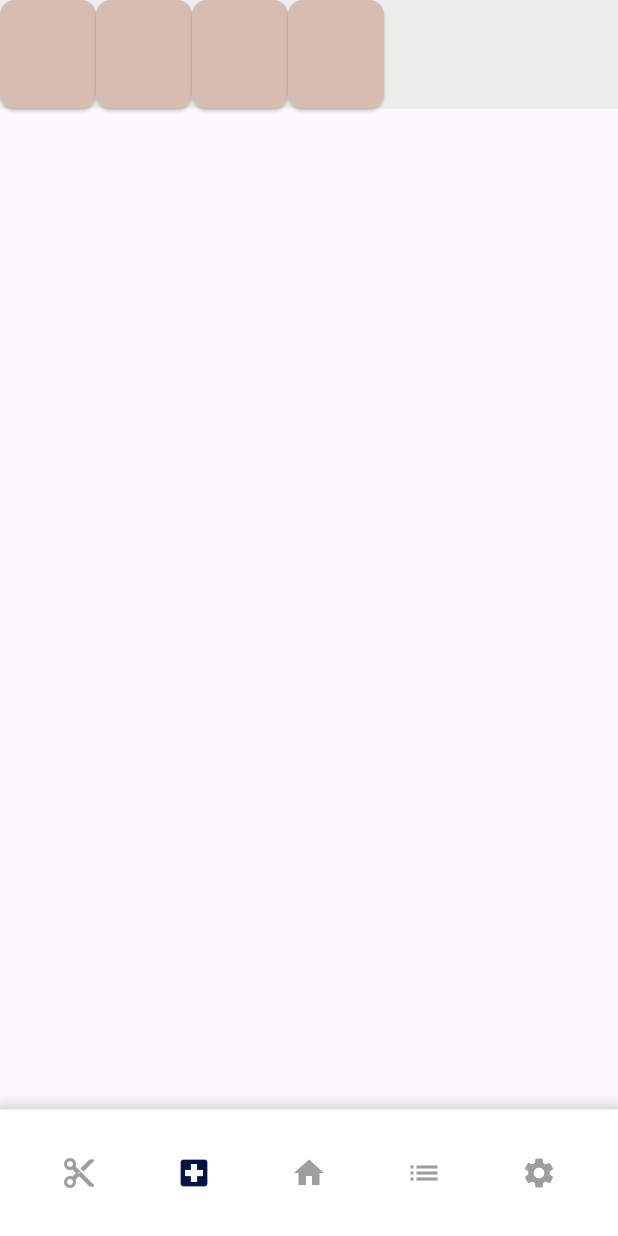
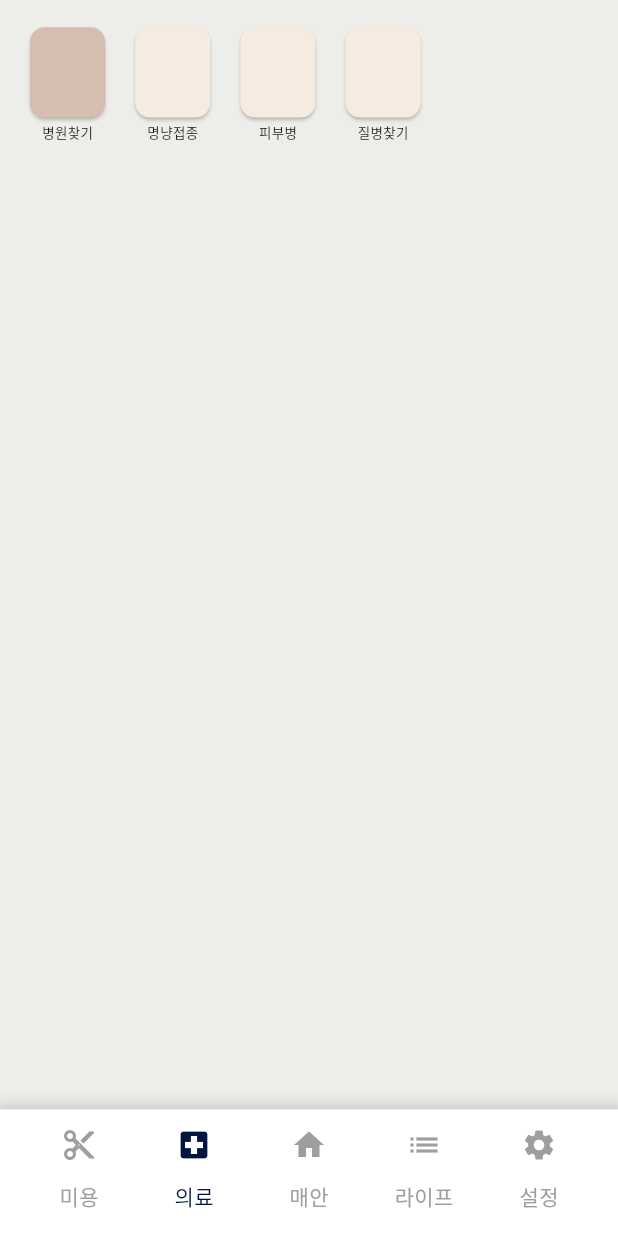
Before and after one commit to chohuison/pettopia-front, a Flutter app: the screen it shows after launch, item 2 of the bottom bar chosen, on a phone screen of 412 x 824 dp. Run offline on Flutter 3.47's test engine with Material 3 defaults, Android fonts, the phone set to English and light mode, and no system bars; our stand-ins replace flutter_screenutil.

Commit message:
hospitalAppbarIcon

```diff
--- a/pettopia_front/lib/Menu/CustomBottomNavigatorBar.dart
+++ b/pettopia_front/lib/Menu/CustomBottomNavigatorBar.dart
@@ -32,19 +32,21 @@ class _CustomBottomNavigatorBarState extends State<CustomBottomNavigatorBar> {
         child: Row(
           mainAxisAlignment: MainAxisAlignment.spaceEvenly,
           children: [
-            _buildIconButton(Icons.content_cut, 0),
-            _buildIconButton(Icons.local_hospital, 1),
-            _buildIconButton(Icons.home, 2),
-            _buildIconButton(Icons.list, 3),
-            _buildIconButton(Icons.settings, 4),
+            _buildIconButton(Icons.content_cut, 0,"미용"),
+            _buildIconButton(Icons.local_hospital, 1,"의료"),
+            _buildIconButton(Icons.home, 2,"매안"),
+            _buildIconButton(Icons.list, 3,"라이프"),
+            _buildIconButton(Icons.settings, 4,"설정"),
           ],
         ),
       ),
     );
   }
 
-  Widget _buildIconButton(IconData icon, int pageIndex) {
-    return IconButton(
+  Widget _buildIconButton(IconData icon, int pageIndex, String name) {
+    return Column(
+      children :<Widget>[
+        IconButton(
       onPressed: () {
       if(pageIndex == 1){
             Navigator.push(
@@ -55,6 +57,10 @@ class _CustomBottomNavigatorBarState extends State<CustomBottomNavigatorBar> {
       },
       icon: Icon(icon),
       color: widget.page == pageIndex ? Color.fromARGB(255, 0, 22, 64) : Colors.grey,
-    );
+    ),
+    Text(name,
+    style: TextStyle(color: widget.page == pageIndex ? Color.fromARGB(255, 0, 22, 64) : Colors.grey,),)
+      ]
+    ) ;
   }
 }
--- /dev/null
+++ b/pettopia_front/lib/hospital/page/hospitalAppbar.dart
@@ -0,0 +1,70 @@
+import 'package:flutter/material.dart';
+import 'package:flutter_screenutil/flutter_screenutil.dart';
+
+class HospitalAppBar extends StatefulWidget {
+  final int page;
+
+  const HospitalAppBar({Key? key, required this.page}) : super(key: key);
+
+  @override
+  _HospitalAppBarState createState() => _HospitalAppBarState();
+}
+
+class _HospitalAppBarState extends State<HospitalAppBar> {
+  @override
+  Widget build(BuildContext context) {
+    return ScreenUtilInit(
+      designSize: const Size(411.4, 683.4), // 디자인 기준 크기를 설정합니다.
+      child: Container(
+          height: 100.h,
+          child: Row(
+            children: <Widget>[
+              SizedBox(width: 20.w),
+              _buildIconButton('assets/img/hospitalIcon.png', 0, '병원찾기'),
+              SizedBox(width: 20.w),
+              _buildIconButton('assets/img/hospitalIcon.png', 1, '명냥접종'),
+              SizedBox(width: 20.w),
+              _buildIconButton('assets/img/hospitalIcon.png', 2, '피부병'),
+              SizedBox(width: 20.w),
+              _buildIconButton('assets/img/hospitalIcon.png', 3, '질병찾기')
+            ],
+          )),
+    );
+  }
+
+Widget _buildIconButton(String img, int index, String name) {
+  return Container(
+    height: 70.h,
+    width: 50.w,
+    child: Column(
+      children: <Widget>[
+        ElevatedButton(
+          onPressed: () {},
+          child: Container(
+            height: 50.h,
+            width: 40.w,
+          ),
+          style: ButtonStyle(
+            backgroundColor: index == widget.page
+                ? MaterialStateProperty.all<Color>(Color(0xFFD5BDAF))
+                : MaterialStateProperty.all<Color>(Color(0xFFF5EBE0)),
+            shape: MaterialStateProperty.all<RoundedRectangleBorder>(
+              RoundedRectangleBorder(
+                borderRadius: BorderRadius.circular(10),
+              ),
+            ),
+          ),
+        ),
+        SizedBox(
+          height: 3.h,
+        ),
+        Text(
+          name,
+          style: TextStyle(fontSize: 9.sp),
+        )
+      ],
+    ),
+  );
+}
+
+}
--- a/pettopia_front/lib/hospital/page/hospitalSearch.dart
+++ b/pettopia_front/lib/hospital/page/hospitalSearch.dart
@@ -2,6 +2,7 @@ import 'package:flutter/material.dart';
 import 'package:flutter/services.dart';
 import 'package:flutter_screenutil/flutter_screenutil.dart';
 import 'package:pettopia_front/Menu/CustomBottomNavigatorBar.dart';
+import 'package:pettopia_front/hospital/page/hospitalAppbar.dart';
 
 class HospitalSearch extends StatefulWidget {
   const HospitalSearch({Key? key}) : super(key: key);
@@ -16,7 +17,7 @@ class _HospitalSearchState extends State<HospitalSearch> {
     return ScreenUtilInit(
       designSize: const Size(411.4, 683.4), // 디자인 기준 크기를 설정합니다.
       child: MaterialApp(
-        title: "hospital",
+        title: "hospitalSearch",
         builder: (context, child) {
           // MediaQuery를 사용하여 텍스트 크기 조정을 비활성화합니다.
           return MediaQuery(
@@ -24,44 +25,14 @@ class _HospitalSearchState extends State<HospitalSearch> {
             child: child!,
           );
         },
-        home: Builder(
-          builder: (context) {
-            return Scaffold(
-              appBar: PreferredSize(
-                preferredSize: Size.fromHeight(60.0.h),
-                child: Container(
-                    color: Color.fromRGBO(237, 237, 233, 1.0),
-                    child: Row(
-                      children: <Widget>[
-                        _buildIconButton('assets/hospitalIcon.png', 0),
-                        _buildIconButton('assets/hospitalIcon.png', 1),
-                        _buildIconButton('assets/hospitalIcon.png', 2),
-                        _buildIconButton('assets/hospitalIcon.png', 3)
-                      ],
-                    )),
-              ),
-              bottomNavigationBar: CustomBottomNavigatorBar(page: 1),
-            );
-          },
-        ),
-      ),
-    );
-  }
-
-  Widget _buildIconButton(String img, int index) {
-    return ElevatedButton(
-      onPressed: () {},
-      child: Container(
-
+        home: Scaffold(
+          backgroundColor: Color.fromRGBO(237, 237, 233, 1.0),
+          body: ListView(
+            children: [
+              HospitalAppBar(page: 0),
+            ],
           ),
-      style: ButtonStyle(
-        backgroundColor: MaterialStateProperty.all<Color>(
-          Color(0xFFD5BDAF),
-        ),
-        shape: MaterialStateProperty.all<RoundedRectangleBorder>(
-          RoundedRectangleBorder(
-            borderRadius: BorderRadius.circular(10),
-          ),
+          bottomNavigationBar: CustomBottomNavigatorBar(page: 1),
         ),
       ),
     );
--- a/pettopia_front/pubspec.yaml
+++ b/pettopia_front/pubspec.yaml
@@ -60,6 +60,9 @@ flutter:
   # the material Icons class.
   uses-material-design: true
 
+
+  assets:
+  - assets/img/
   # To add assets to your application, add an assets section, like this:
   # assets:
   #   - images/a_dot_burr.jpeg
```
Also changed, not shown: pettopia_front/assets/img/hospitalIcon.png (renamed from pettopia_front/assets/hospitalIcon.png).
